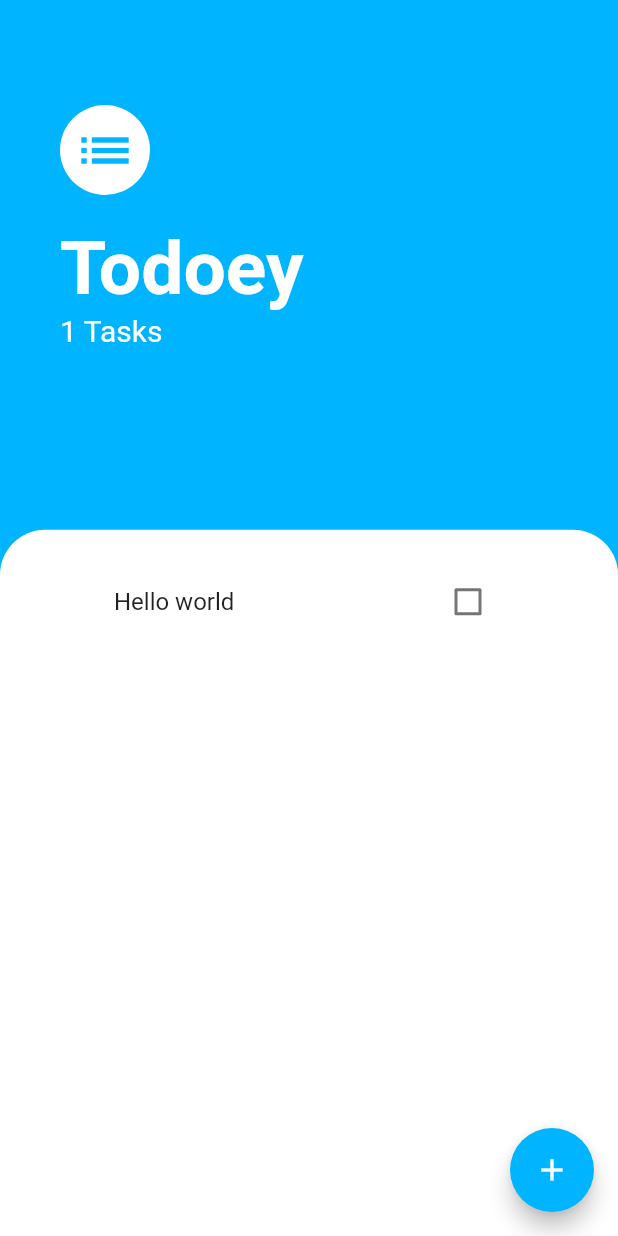
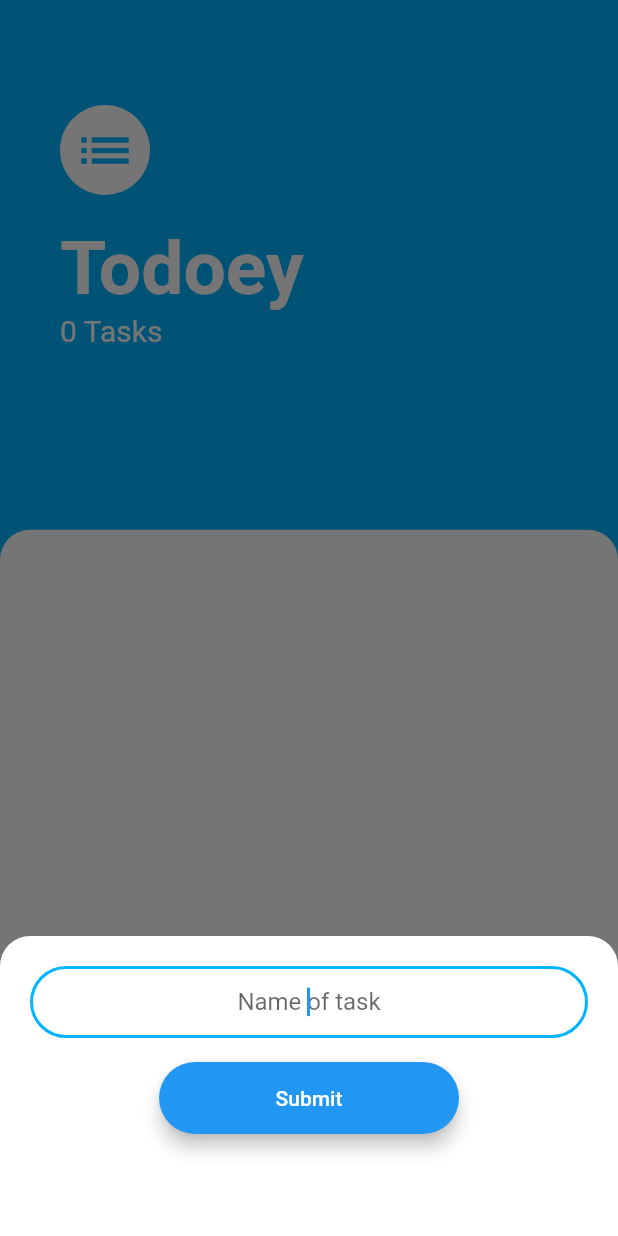
Before and after one commit to YoucefMegoura/flutter_todoey, a Flutter app: the screen it shows after launch, after a tap on the "add" icon, on a phone screen of 412 x 824 dp. Run offline on Flutter 3.47's test engine with Material 2 defaults, Android fonts, the phone set to English and light mode, and no system bars.

Commit message:
fix the appearance of the virtual keyboard on the buttom popup screen

```diff
--- /dev/null
+++ b/lib/screens/addtask_screen.dart
@@ -0,0 +1,51 @@
+import 'package:flutter/material.dart';
+import 'package:todoey_flutter/utils/constants.dart';
+
+Widget AddTaskScreen(BuildContext context) {
+  String? _taskName;
+  return Flexible(
+    child: Container(
+      height: 200,
+      padding: const EdgeInsets.all(20.0),
+      decoration: const BoxDecoration(
+        color: Colors.white,
+        borderRadius: BorderRadius.only(
+          topLeft: Radius.circular(20),
+          topRight: Radius.circular(20),
+        ),
+      ),
+      child: Column(
+        mainAxisAlignment: MainAxisAlignment.start,
+        mainAxisSize: MainAxisSize.min,
+        children: <Widget>[
+          TextField(
+              textAlign: TextAlign.center,
+              autofocus: true,
+              onChanged: (value) {
+                _taskName = value.toString();
+              },
+              decoration: kMainInputDecoration),
+          Padding(
+            padding: const EdgeInsets.symmetric(vertical: 16.0),
+            child: Material(
+              elevation: 5.0,
+              color: Colors.blue,
+              borderRadius: BorderRadius.circular(36.0),
+              child: MaterialButton(
+                onPressed: () {
+                  Navigator.pop(context, {'taskName': _taskName});
+                },
+                minWidth: 200.0,
+                height: 42.0,
+                child: const Text(
+                  'Submit',
+                  style: TextStyle(color: Colors.white),
+                ),
+              ),
+            ),
+          )
+        ],
+      ),
+    ),
+  );
+}
--- a/lib/screens/tasks_screen.dart
+++ b/lib/screens/tasks_screen.dart
@@ -3,6 +3,7 @@ import 'package:flutter/material.dart';
 import 'package:todoey_flutter/widgets/tasks_list_widget.dart';
 import 'package:todoey_flutter/models/task.dart';
 import 'package:todoey_flutter/utils/constants.dart';
+import 'package:todoey_flutter/screens/addtask_screen.dart';
 
 class TasksScreen extends StatefulWidget {
   static int taskCount = 0;
@@ -17,6 +18,7 @@ class _TasksScreenState extends State<TasksScreen> {
   @override
   Widget build(BuildContext context) {
     return Scaffold(
+      resizeToAvoidBottomInset: false,
       backgroundColor: kMainColor,
       body: Column(
         crossAxisAlignment: CrossAxisAlignment.start,
@@ -73,11 +75,20 @@ class _TasksScreenState extends State<TasksScreen> {
         ],
       ),
       floatingActionButton: FloatingActionButton(
-        onPressed: () {
-          setState(() {
-            _taskList.add(Task(isActive: false, name: 'Hello world'));
-            TasksScreen.taskCount++;
-          });
+        onPressed: () async {
+          showModalBottomSheet(
+            isScrollControlled: true,
+            backgroundColor: Colors.black12,
+            shape: kMainPopupShape,
+            context: context,
+            builder: (context) => SingleChildScrollView(
+                child: Container(
+              padding: EdgeInsets.only(
+                  bottom: MediaQuery.of(context).viewInsets.bottom),
+              child: AddTaskScreen(context),
+            )),
+          );
+          setState(() {});
         },
         child: const Icon(Icons.add),
         backgroundColor: kMainColor,
--- a/lib/utils/constants.dart
+++ b/lib/utils/constants.dart
@@ -4,8 +4,31 @@ const Color kMainColor = Color(0xFF00B4FF);
 
 const Decoration kMainWhiteDecorationContainer = BoxDecoration(
   borderRadius: BorderRadius.only(
-    topLeft: Radius.circular(30),
-    topRight: Radius.circular(30),
+    topLeft: Radius.circular(20),
+    topRight: Radius.circular(20),
   ),
   color: Colors.white,
 );
+
+const InputDecoration kMainInputDecoration = InputDecoration(
+  hintText: 'Name of task',
+  contentPadding: EdgeInsets.symmetric(vertical: 10.0, horizontal: 20.0),
+  border: OutlineInputBorder(
+    borderRadius: BorderRadius.all(Radius.circular(30.0)),
+  ),
+  enabledBorder: OutlineInputBorder(
+    borderSide: BorderSide(color: Colors.blue, width: 1.0),
+    borderRadius: BorderRadius.all(Radius.circular(32.0)),
+  ),
+  focusedBorder: OutlineInputBorder(
+    borderSide: BorderSide(color: kMainColor, width: 2.0),
+    borderRadius: BorderRadius.all(Radius.circular(32.0)),
+  ),
+);
+
+const ShapeBorder kMainPopupShape = RoundedRectangleBorder(
+  borderRadius: BorderRadius.only(
+    topLeft: Radius.circular(20),
+    topRight: Radius.circular(20),
+  ),
+);
--- a/lib/widgets/tasks_list_widget.dart
+++ b/lib/widgets/tasks_list_widget.dart
@@ -1,7 +1,5 @@
 import 'package:flutter/material.dart';
 import 'package:todoey_flutter/models/task.dart';
-import 'package:todoey_flutter/screens/tasks_screen.dart';
-import 'package:todoey_flutter/utils/constants.dart';
 import 'package:todoey_flutter/widgets/task_widget.dart';
 
 class TasksListWidget extends StatefulWidget {
```
